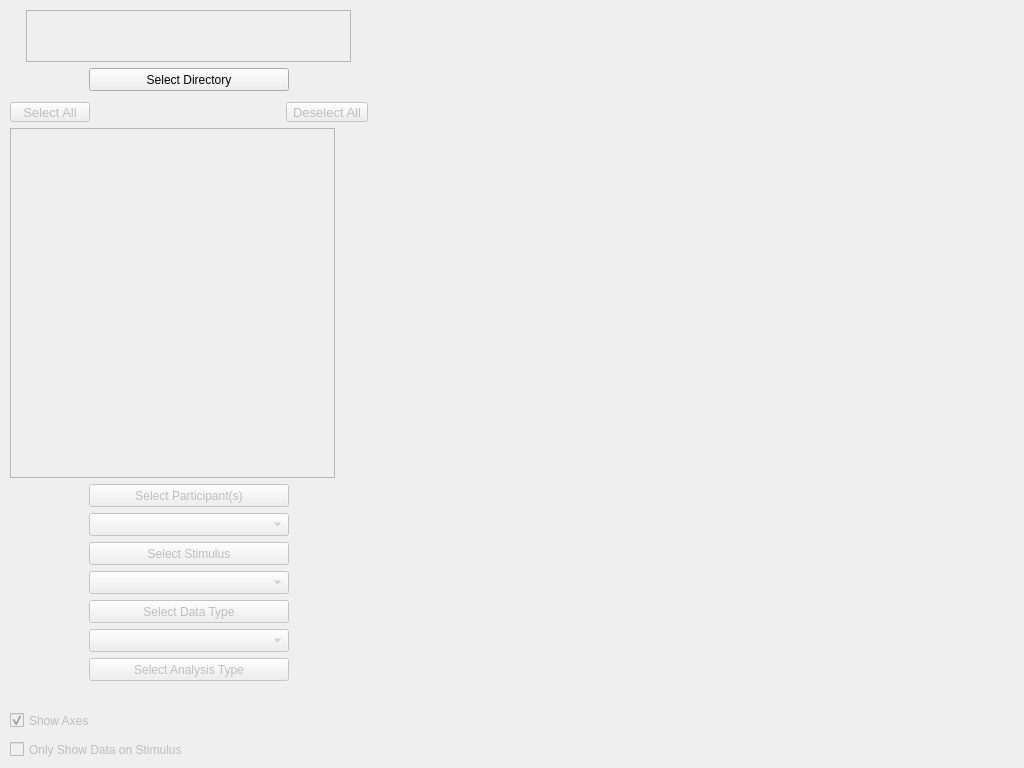
The window that app_gui.ui (ks061/eye-tracking-visualizer) describes before a commit, drawn with Qt 5.
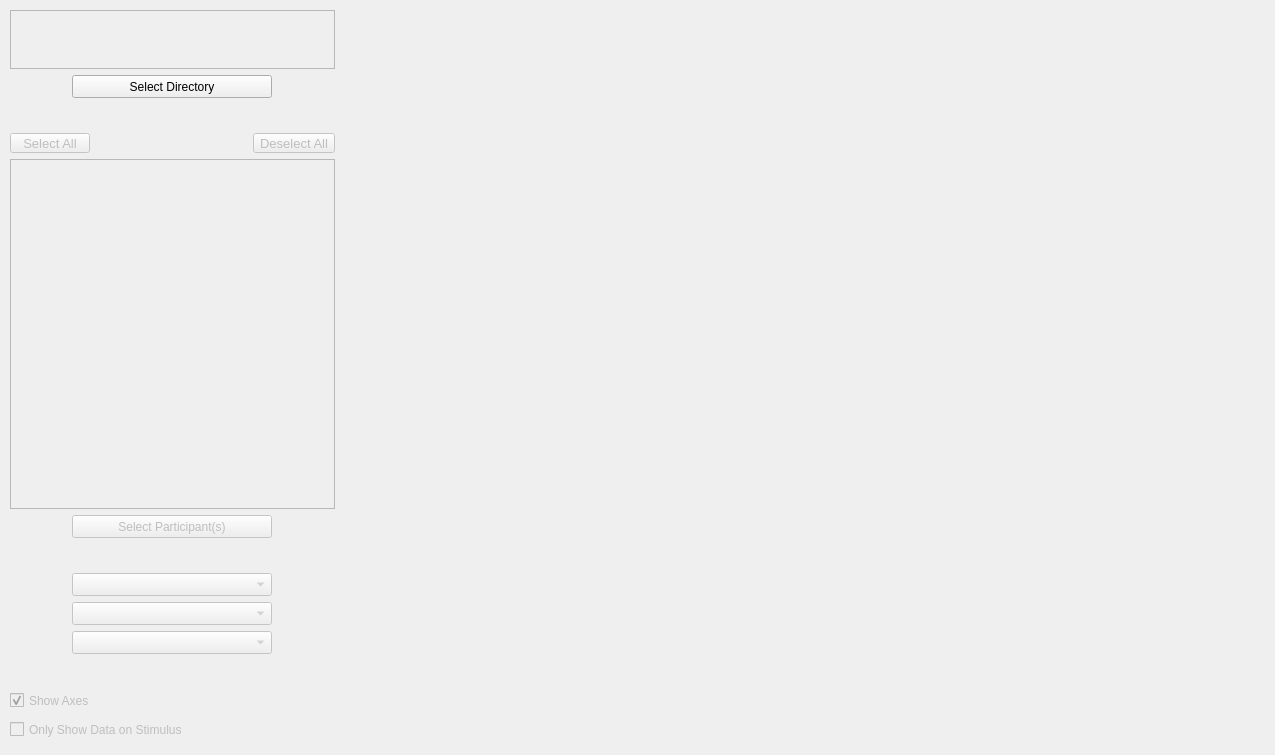
The same window after the commit.

Commit message: Screen resolution optimized for 2560 x 1600 Retina display for demo at Geisinger ADMI.

Patch:
```diff
--- a/app_gui.ui
+++ b/app_gui.ui
@@ -6,8 +6,8 @@
    <rect>
     <x>0</x>
     <y>0</y>
-    <width>1024</width>
-    <height>768</height>
+    <width>1275</width>
+    <height>755</height>
    </rect>
   </property>
   <property name="font">
@@ -28,8 +28,8 @@
      <rect>
       <x>10</x>
       <y>10</y>
-      <width>1005</width>
-      <height>751</height>
+      <width>1251</width>
+      <height>731</height>
      </rect>
     </property>
     <layout class="QHBoxLayout" name="_plotting_row">
@@ -61,7 +61,7 @@
             <x>0</x>
             <y>0</y>
             <width>323</width>
-            <height>44</height>
+            <height>52</height>
            </rect>
           </property>
           <widget class="QLabel" name="_error_message">
@@ -120,12 +120,12 @@
        <item>
         <spacer name="horizontalSpacer">
          <property name="orientation">
-          <enum>Qt::Horizontal</enum>
+          <enum>Qt::Vertical</enum>
          </property>
          <property name="sizeHint" stdset="0">
           <size>
-           <width>40</width>
-           <height>5</height>
+           <width>20</width>
+           <height>40</height>
           </size>
          </property>
         </spacer>
@@ -282,6 +282,19 @@
          </property>
         </widget>
        </item>
+       <item>
+        <spacer name="verticalSpacer_2">
+         <property name="orientation">
+          <enum>Qt::Vertical</enum>
+         </property>
+         <property name="sizeHint" stdset="0">
+          <size>
+           <width>20</width>
+           <height>40</height>
+          </size>
+         </property>
+        </spacer>
+       </item>
        <item alignment="Qt::AlignHCenter">
         <widget class="QComboBox" name="_stimulus_selection_menu">
          <property name="enabled">
@@ -301,28 +314,6 @@
          </property>
         </widget>
        </item>
-       <item alignment="Qt::AlignHCenter">
-        <widget class="QPushButton" name="_stimulus_selection_button">
-         <property name="enabled">
-          <bool>false</bool>
-         </property>
-         <property name="minimumSize">
-          <size>
-           <width>200</width>
-           <height>23</height>
-          </size>
-         </property>
-         <property name="maximumSize">
-          <size>
-           <width>200</width>
-           <height>16777215</height>
-          </size>
-         </property>
-         <property name="text">
-          <string>Select Stimulus</string>
-         </property>
-        </widget>
-       </item>
        <item alignment="Qt::AlignHCenter">
         <widget class="QComboBox" name="_data_type_selection_menu">
          <property name="enabled">
@@ -342,28 +333,6 @@
          </property>
         </widget>
        </item>
-       <item alignment="Qt::AlignHCenter">
-        <widget class="QPushButton" name="_data_type_selection_button">
-         <property name="enabled">
-          <bool>false</bool>
-         </property>
-         <property name="minimumSize">
-          <size>
-           <width>200</width>
-           <height>23</height>
-          </size>
-         </property>
-         <property name="maximumSize">
-          <size>
-           <width>200</width>
-           <height>16777215</height>
-          </size>
-         </property>
-         <property name="text">
-          <string>Select Data Type</string>
-         </property>
-        </widget>
-       </item>
        <item alignment="Qt::AlignHCenter">
         <widget class="QComboBox" name="_analysis_type_selection_menu">
          <property name="enabled">
@@ -383,28 +352,6 @@
          </property>
         </widget>
        </item>
-       <item alignment="Qt::AlignHCenter">
-        <widget class="QPushButton" name="_analysis_type_selection_button">
-         <property name="enabled">
-          <bool>false</bool>
-         </property>
-         <property name="minimumSize">
-          <size>
-           <width>200</width>
-           <height>23</height>
-          </size>
-         </property>
-         <property name="maximumSize">
-          <size>
-           <width>200</width>
-           <height>16777215</height>
-          </size>
-         </property>
-         <property name="text">
-          <string>Select Analysis Type</string>
-         </property>
-        </widget>
-       </item>
        <item>
         <spacer name="verticalSpacer">
          <property name="orientation">
@@ -489,7 +436,7 @@
         <widget class="QWidget" name="_plot_placeholder" native="true">
          <property name="minimumSize">
           <size>
-           <width>640</width>
+           <width>950</width>
            <height>0</height>
           </size>
          </property>
```
Left out of the diff: 2 changed lines with no effect on the pictures. The commit also changes 2 other files.
